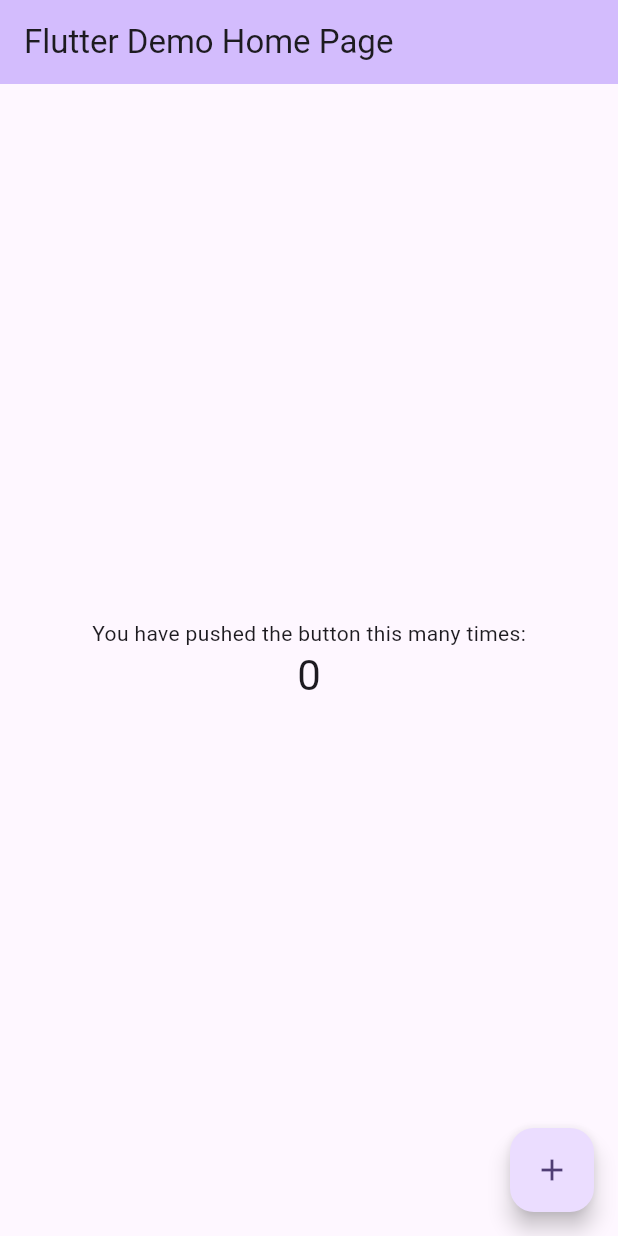
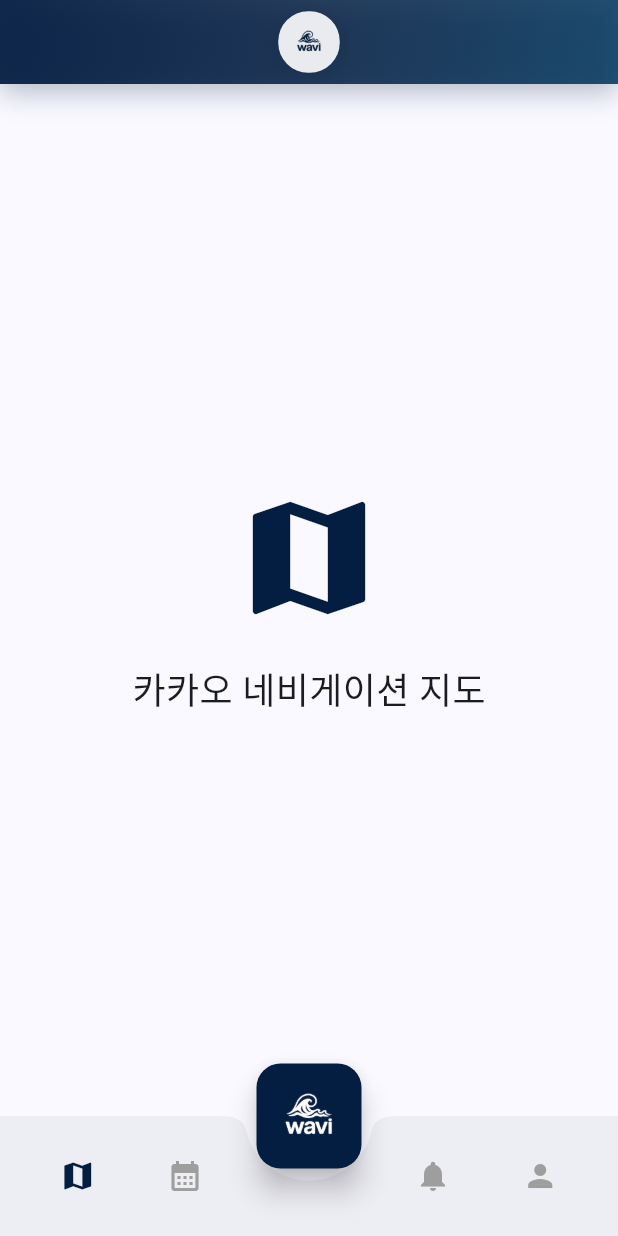
Before and after one commit to DIVERS-BUSAN/wavi-app, a Flutter app: the screen it shows after launch, on a phone screen of 412 x 824 dp. Run offline on Flutter 3.47's test engine with Material 3 defaults, Android fonts, the phone set to English and light mode, and no system bars.

Commit message:
[feat] Implement bottom navigator

```diff
--- a/lib/main.dart
+++ b/lib/main.dart
@@ -1,122 +1,118 @@
 import 'package:flutter/material.dart';
+import 'screens/map_screen.dart';
+import 'screens/schedule_screen.dart';
+import 'screens/chat_screen.dart';
+import 'screens/notification_screen.dart';
+import 'screens/profile_screen.dart';
 
 void main() {
-  runApp(const MyApp());
+  runApp(const WaviApp());
 }
 
-class MyApp extends StatelessWidget {
-  const MyApp({super.key});
+class WaviApp extends StatelessWidget {
+  const WaviApp({super.key});
 
-  // This widget is the root of your application.
   @override
   Widget build(BuildContext context) {
     return MaterialApp(
-      title: 'Flutter Demo',
+      title: 'WAVI',
       theme: ThemeData(
-        // This is the theme of your application.
-        //
-        // TRY THIS: Try running your application with "flutter run". You'll see
-        // the application has a purple toolbar. Then, without quitting the app,
-        // try changing the seedColor in the colorScheme below to Colors.green
-        // and then invoke "hot reload" (save your changes or press the "hot
-        // reload" button in a Flutter-supported IDE, or press "r" if you used
-        // the command line to start the app).
-        //
-        // Notice that the counter didn't reset back to zero; the application
-        // state is not lost during the reload. To reset the state, use hot
-        // restart instead.
-        //
-        // This works for code too, not just values: Most code changes can be
-        // tested with just a hot reload.
-        colorScheme: ColorScheme.fromSeed(seedColor: Colors.deepPurple),
+        colorScheme: ColorScheme.fromSeed(seedColor: const Color(0xFF041E42)),
+        useMaterial3: true,
       ),
-      home: const MyHomePage(title: 'Flutter Demo Home Page'),
+      home: const MainScreen(),
     );
   }
 }
 
-class MyHomePage extends StatefulWidget {
-  const MyHomePage({super.key, required this.title});
-
-  // This widget is the home page of your application. It is stateful, meaning
-  // that it has a State object (defined below) that contains fields that affect
-  // how it looks.
-
-  // This class is the configuration for the state. It holds the values (in this
-  // case the title) provided by the parent (in this case the App widget) and
-  // used by the build method of the State. Fields in a Widget subclass are
-  // always marked "final".
-
-  final String title;
+class MainScreen extends StatefulWidget {
+  const MainScreen({super.key});
 
   @override
-  State<MyHomePage> createState() => _MyHomePageState();
+  State<MainScreen> createState() => _MainScreenState();
 }
 
-class _MyHomePageState extends State<MyHomePage> {
-  int _counter = 0;
+class _MainScreenState extends State<MainScreen> {
+  int _selectedIndex = 0;
 
-  void _incrementCounter() {
+  final List<Widget> _screens = [
+    const MapScreen(),
+    const ScheduleScreen(),
+    const ChatScreen(),
+    const NotificationScreen(),
+    const ProfileScreen(),
+  ];
+
+  void _onItemTapped(int index) {
     setState(() {
-      // This call to setState tells the Flutter framework that something has
-      // changed in this State, which causes it to rerun the build method below
-      // so that the display can reflect the updated values. If we changed
-      // _counter without calling setState(), then the build method would not be
-      // called again, and so nothing would appear to happen.
-      _counter++;
+      _selectedIndex = index;
     });
   }
 
   @override
   Widget build(BuildContext context) {
-    // This method is rerun every time setState is called, for instance as done
-    // by the _incrementCounter method above.
-    //
-    // The Flutter framework has been optimized to make rerunning build methods
-    // fast, so that you can just rebuild anything that needs updating rather
-    // than having to individually change instances of widgets.
     return Scaffold(
-      appBar: AppBar(
-        // TRY THIS: Try changing the color here to a specific color (to
-        // Colors.amber, perhaps?) and trigger a hot reload to see the AppBar
-        // change color while the other colors stay the same.
-        backgroundColor: Theme.of(context).colorScheme.inversePrimary,
-        // Here we take the value from the MyHomePage object that was created by
-        // the App.build method, and use it to set our appbar title.
-        title: Text(widget.title),
-      ),
-      body: Center(
-        // Center is a layout widget. It takes a single child and positions it
-        // in the middle of the parent.
-        child: Column(
-          // Column is also a layout widget. It takes a list of children and
-          // arranges them vertically. By default, it sizes itself to fit its
-          // children horizontally, and tries to be as tall as its parent.
-          //
-          // Column has various properties to control how it sizes itself and
-          // how it positions its children. Here we use mainAxisAlignment to
-          // center the children vertically; the main axis here is the vertical
-          // axis because Columns are vertical (the cross axis would be
-          // horizontal).
-          //
-          // TRY THIS: Invoke "debug painting" (choose the "Toggle Debug Paint"
-          // action in the IDE, or press "p" in the console), to see the
-          // wireframe for each widget.
-          mainAxisAlignment: MainAxisAlignment.center,
-          children: <Widget>[
-            const Text('You have pushed the button this many times:'),
-            Text(
-              '$_counter',
-              style: Theme.of(context).textTheme.headlineMedium,
-            ),
-          ],
+      body: _screens[_selectedIndex],
+      floatingActionButton: Container(
+        width: 70,
+        height: 70,
+        child: FloatingActionButton(
+          backgroundColor: const Color(0xFF041E42),
+          onPressed: () {
+            setState(() {
+              _selectedIndex = 2; // AI 대화 화면으로 이동
+            });
+          },
+          child: Image.asset(
+            'assets/images/wavi-logo-white.png',
+            width: 50,
+            height: 50,
+          ),
+          elevation: 8,
         ),
       ),
-      floatingActionButton: FloatingActionButton(
-        onPressed: _incrementCounter,
-        tooltip: 'Increment',
-        child: const Icon(Icons.add),
-      ), // This trailing comma makes auto-formatting nicer for build methods.
+      floatingActionButtonLocation: FloatingActionButtonLocation.centerDocked,
+      bottomNavigationBar: BottomAppBar(
+        shape: const CircularNotchedRectangle(),
+        notchMargin: 8,
+        child: Container(
+          height: 60,
+          child: Row(
+            mainAxisAlignment: MainAxisAlignment.spaceAround,
+            children: [
+              IconButton(
+                icon: Icon(
+                  Icons.map,
+                  color: _selectedIndex == 0 ? const Color(0xFF041E42) : Colors.grey,
+                ),
+                onPressed: () => _onItemTapped(0),
+              ),
+              IconButton(
+                icon: Icon(
+                  Icons.calendar_month,
+                  color: _selectedIndex == 1 ? const Color(0xFF041E42) : Colors.grey,
+                ),
+                onPressed: () => _onItemTapped(1),
+              ),
+              const SizedBox(width: 70), // AI 대화 버튼 공간
+              IconButton(
+                icon: Icon(
+                  Icons.notifications,
+                  color: _selectedIndex == 3 ? const Color(0xFF041E42) : Colors.grey,
+                ),
+                onPressed: () => _onItemTapped(3),
+              ),
+              IconButton(
+                icon: Icon(
+                  Icons.person,
+                  color: _selectedIndex == 4 ? const Color(0xFF041E42) : Colors.grey,
+                ),
+                onPressed: () => _onItemTapped(4),
+              ),
+            ],
+          ),
+        ),
+      ),
     );
   }
 }
--- /dev/null
+++ b/lib/screens/map_screen.dart
@@ -0,0 +1,74 @@
+import 'package:flutter/material.dart';
+
+class MapScreen extends StatelessWidget {
+  const MapScreen({super.key});
+
+  @override
+  Widget build(BuildContext context) {
+    return Scaffold(
+      extendBodyBehindAppBar: true,
+      appBar: AppBar(
+        title: Container(
+          padding: const EdgeInsets.all(8),
+          decoration: BoxDecoration(
+            color: Colors.white.withOpacity(0.9),
+            borderRadius: BorderRadius.circular(20),
+            boxShadow: [
+              BoxShadow(
+                color: Colors.black.withOpacity(0.1),
+                blurRadius: 10,
+                offset: const Offset(0, 2),
+              ),
+            ],
+          ),
+          child: Image.asset(
+            'assets/images/wavi-logo.png',
+            height: 25,
+          ),
+        ),
+        centerTitle: true,
+        backgroundColor: Colors.transparent,
+        elevation: 0,
+        flexibleSpace: Container(
+          decoration: BoxDecoration(
+            gradient: LinearGradient(
+              begin: Alignment.topLeft,
+              end: Alignment.bottomRight,
+              colors: [
+                const Color(0xFF041E42).withOpacity(0.95),
+                const Color(0xFF041E42).withOpacity(0.85),
+                const Color(0xFF0A3D62).withOpacity(0.9),
+              ],
+            ),
+            boxShadow: [
+              BoxShadow(
+                color: const Color(0xFF041E42).withOpacity(0.3),
+                blurRadius: 15,
+                offset: const Offset(0, 5),
+              ),
+            ],
+          ),
+        ),
+      ),
+      body: const SafeArea(
+        child: Center(
+          child: Column(
+            mainAxisAlignment: MainAxisAlignment.center,
+            children: [
+              Icon(
+                Icons.map,
+                size: 100,
+                color: Color(0xFF041E42),
+              ),
+              SizedBox(height: 20),
+              Text(
+                '카카오 네비게이션 지도',
+                style: TextStyle(fontSize: 24),
+              ),
+            ],
+          ),
+        ),
+      ),
+    );
+  }
+}
--- a/pubspec.yaml
+++ b/pubspec.yaml
@@ -58,9 +58,8 @@
   uses-material-design: true
 
   # To add assets to your application, add an assets section, like this:
-  # assets:
-  #   - images/a_dot_burr.jpeg
-  #   - images/a_dot_ham.jpeg
+  assets:
+    - assets/images/
 
   # An image asset can refer to one or more resolution-specific "variants", see
   # https://flutter.dev/to/resolution-aware-images
```
Also changed, not shown: lib/screens/chat_screen.dart (added, +33 -0 lines), lib/screens/notification_screen.dart (added, +33 -0 lines), lib/screens/profile_screen.dart (added, +33 -0 lines), lib/screens/schedule_screen.dart (added, +33 -0 lines), lib/widgets/custom_app_bar.dart (added, +60 -0 lines), assets/images/wavi-logo-white.png (added), assets/images/wavi-logo.png (added), 1 other file.
